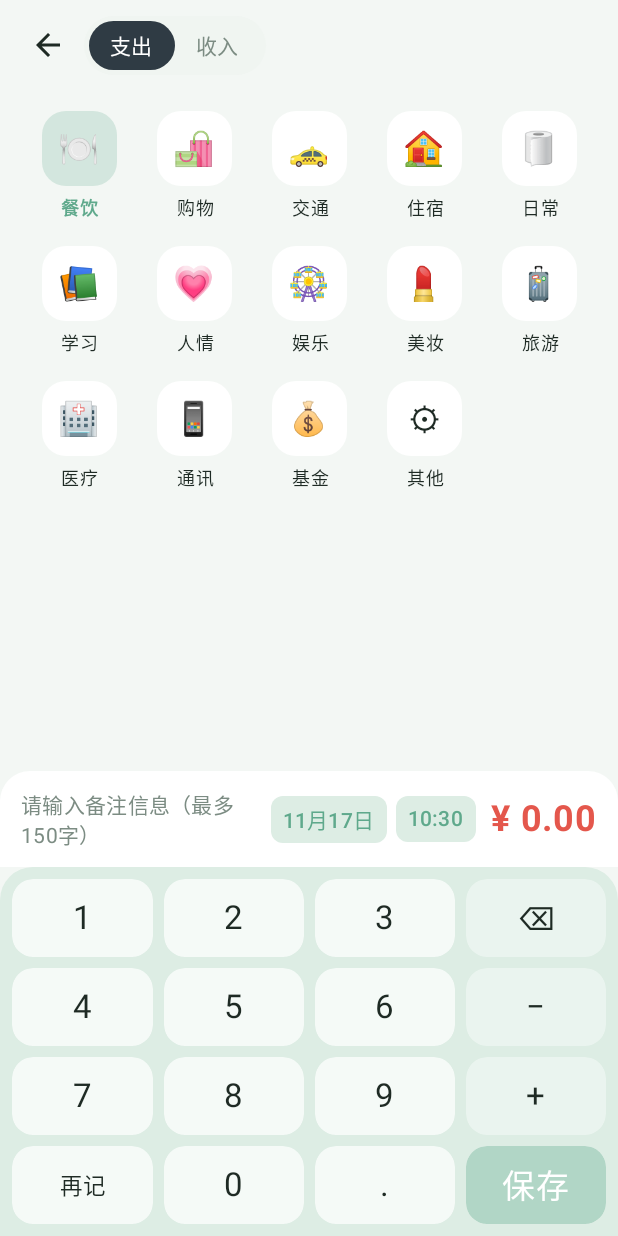
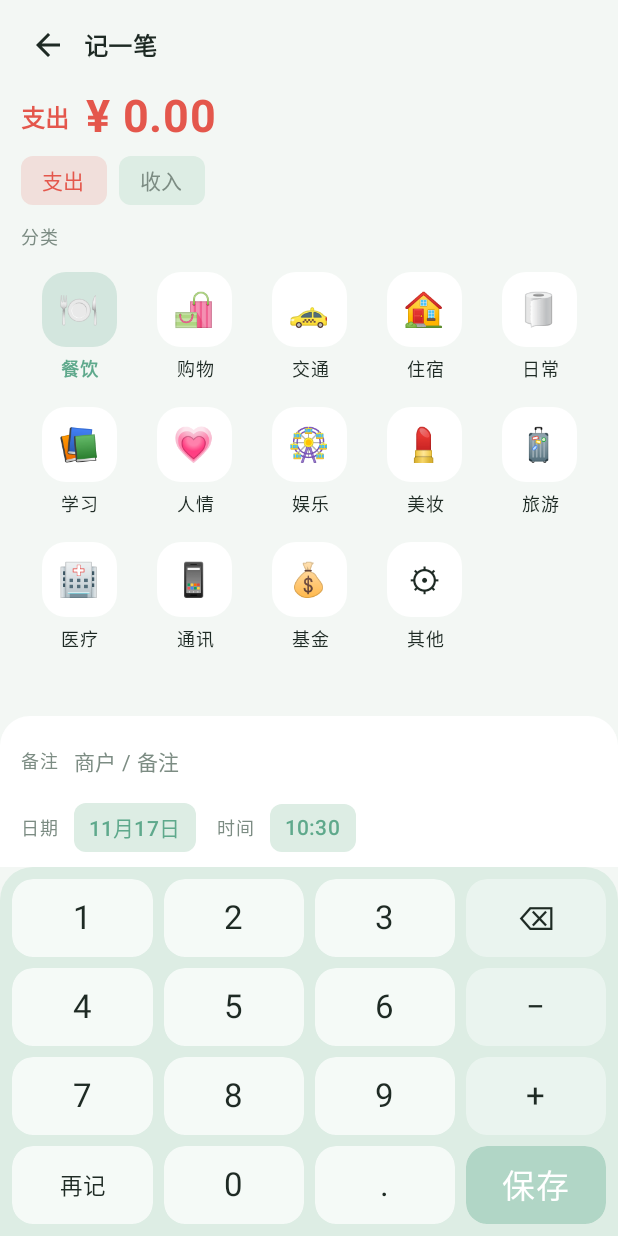
Before and after one commit to MoYu0117/AutoLedger--App, an Android app built with Jetpack Compose: the screen it shows after launch (MainActivity), after a tap on "记一笔", on a phone screen of 412 x 824 dp. Run offline under Robolectric (Android 15) with nearby library versions, the phone set to English and light mode, and no system bars; our stand-ins replace Room's generated code.

Commit message:
v1.4.4：修复小组件报错、时间回退、编辑数据不更新；日历配色统一为绿底+选中淡黄

```diff
--- a/app/src/main/java/com/xtgxiso/autoledger/ui/EditScreen.kt
+++ b/app/src/main/java/com/xtgxiso/autoledger/ui/EditScreen.kt
@@ -62,6 +62,7 @@ import com.xtgxiso.autoledger.util.Dates
 import com.xtgxiso.autoledger.util.Money
 import java.time.Instant
 import java.time.LocalDate
+import java.time.LocalTime
 import java.time.ZoneId
 import java.time.ZoneOffset
 
@@ -69,7 +70,10 @@ import java.time.ZoneOffset
  * 记一笔 / 编辑一条。
  *
  * 布局照着常用记账 App 来：上方分类图标网格，底部自绘数字键盘（不弹系统输入法）。
- * 键盘上的「-」「+」是切换支出/收入，和主流记账 App 的手感一致。
+ * 键盘上的「-」「+」是切换支出/收入。
+ *
+ * 编辑模式（initial != null）正确回显：金额、分类、收支方向、商户/备注、日期时间。
+ * 保存时所有字段写回，账单列表实时刷新（Room Flow 自动推送）。
  */
 @OptIn(ExperimentalMaterial3Api::class)
 @Composable
@@ -79,11 +83,22 @@ fun EditScreen(
     onSave: (Transaction) -> Unit,
     onDelete: (Transaction) -> Unit,
 ) {
+    val editing = initial != null
+
+    // 金额：编辑时回显原金额
     var amount by remember {
         mutableStateOf(initial?.let { Money.centsToYuan(it.amountCents) }?.takeIf { it != "0.00" } ?: "")
     }
     var isExpense by remember { mutableStateOf(initial?.isExpense ?: true) }
-    var note by remember { mutableStateOf(initial?.note.orEmpty()) }
+    // 商户/备注：编辑时优先回显「备注」，没有备注才回显商户名，便于用户直接改
+    var payee by remember {
+        mutableStateOf(
+            when {
+                !initial?.note.isNullOrBlank() -> initial!!.note
+                else -> initial?.payee.orEmpty()
+            }
+        )
+    }
     var category by remember {
         mutableStateOf(initial?.category ?: Categories.expense.first())
     }
@@ -127,23 +142,25 @@ fun EditScreen(
         if (!valid) return
         // 不允许记未来账：时间超出当前时刻就压回到现在
         val safeTime = minOf(timeMillis, System.currentTimeMillis())
+        // 商户名 = 用户填的内容（空则回退分类名）；note 单独存用户备注
+        val payeeFinal = payee.trim().ifBlank { category }
         onSave(
             Transaction(
                 id = initial?.id ?: 0L,
                 amountCents = cents,
                 isExpense = isExpense,
-                payee = initial?.payee ?: note.ifBlank { category },
+                payee = payeeFinal,
                 category = category,
                 time = safeTime,
                 source = initial?.source ?: Transaction.SOURCE_MANUAL,
                 rawText = initial?.rawText.orEmpty(),
-                note = note,
+                note = if (editing) payee.trim() else "", // 编辑时把商户名也当备注展示在第二行
                 status = Transaction.CONFIRMED,
             )
         )
         if (keepOpen) {
             amount = ""
-            note = ""
+            payee = ""
         }
     }
 
@@ -152,7 +169,7 @@ fun EditScreen(
             .fillMaxSize()
             .background(PageBg)
     ) {
-        // ——— 顶部：只保留 支出 / 收入 ———
+        // ——— 顶部：返回 + 支出/收入切换 + 删除 ———
         Row(
             modifier = Modifier
                 .fillMaxWidth()
@@ -163,20 +180,52 @@ fun EditScreen(
             IconButton(onClick = onDismiss) {
                 Icon(Icons.Default.ArrowBack, contentDescription = "返回", tint = TextMain)
             }
-            SegmentedTabs(
-                options = listOf("支出", "收入"),
-                selected = if (isExpense) 0 else 1,
-                onSelect = { index ->
-                    isExpense = index == 0
-                    category = if (isExpense) Categories.expense.first() else Categories.income.first()
-                },
+            Text(
+                if (editing) "编辑账单" else "记一笔",
+                style = MaterialTheme.typography.titleMedium,
+                fontWeight = FontWeight.Bold,
+                color = TextMain,
+                modifier = Modifier.weight(1f),
             )
-            Spacer(Modifier.weight(1f))
-            if (initial != null) {
+            if (editing) {
                 IconButton(onClick = { showDeleteConfirm = true }) {
                     Icon(Icons.Default.Delete, contentDescription = "删除", tint = TextSub)
                 }
             }
+        }
+
+        // ——— 收支方向 + 金额（大标题区） ———
+        Column(
+            modifier = Modifier
+                .fillMaxWidth()
+                .padding(horizontal = 14.dp),
+        ) {
+            Row(verticalAlignment = Alignment.CenterVertically) {
+                Text(
+                    if (isExpense) "支出" else "收入",
+                    style = MaterialTheme.typography.titleMedium,
+                    fontWeight = FontWeight.SemiBold,
+                    color = accent,
+                )
+                Spacer(Modifier.width(10.dp))
+                Text(
+                    "¥ " + if (amount.isEmpty()) "0.00" else amount,
+                    fontSize = 30.sp,
+                    fontWeight = FontWeight.Bold,
+                    color = accent,
+                )
+            }
+            Spacer(Modifier.height(8.dp))
+
+            // 收支方向切换
+            Row(
+                modifier = Modifier.fillMaxWidth(),
+                horizontalArrangement = Arrangement.spacedBy(8.dp),
+            ) {
+                DirectionChip("支出", isExpense, ExpenseColor) { isExpense = true }
+                DirectionChip("收入", !isExpense, IncomeColor) { isExpense = false }
+            }
+            Spacer(Modifier.height(12.dp))
         }
 
         // ——— 分类网格 ———
@@ -186,6 +235,11 @@ fun EditScreen(
                 .verticalScroll(rememberScrollState())
                 .padding(horizontal = 14.dp),
         ) {
+            Text(
+                "分类",
+                style = MaterialTheme.typography.labelMedium,
+                color = TextSub,
+            )
             Spacer(Modifier.height(6.dp))
             categories.chunked(5).forEach { rowItems ->
                 Row(
@@ -208,31 +262,37 @@ fun EditScreen(
             Spacer(Modifier.height(10.dp))
         }
 
-        // ——— 备注 + 日期 + 金额 ———
+        // ——— 商户/备注 + 日期 + 时间 ———
         Surface(
             color = Color.White,
             shape = RoundedCornerShape(topStart = 20.dp, topEnd = 20.dp),
             modifier = Modifier.fillMaxWidth(),
         ) {
             Column(Modifier.padding(horizontal = 14.dp, vertical = 10.dp)) {
+                // 商户/备注输入
                 Row(verticalAlignment = Alignment.CenterVertically) {
+                    Text(
+                        "备注",
+                        style = MaterialTheme.typography.labelMedium,
+                        color = TextSub,
+                    )
+                    Spacer(Modifier.width(10.dp))
                     Box(
                         Modifier
                             .weight(1f)
-                            .height(44.dp),
+                            .height(40.dp),
                         contentAlignment = Alignment.CenterStart,
                     ) {
-                        if (note.isEmpty()) {
+                        if (payee.isEmpty()) {
                             Text(
-                                initial?.payee?.takeIf { it.isNotBlank() && it != "未识别商户" }
-                                    ?: "请输入备注信息（最多150字）",
+                                "商户 / 备注",
                                 style = MaterialTheme.typography.bodyMedium,
                                 color = TextSub,
                             )
                         }
                         BasicTextField(
-                            value = note,
-                            onValueChange = { if (it.length <= 150) note = it },
+                            value = payee,
+                            onValueChange = { if (it.length <= 50) payee = it },
                             textStyle = TextStyle(
                                 color = TextMain,
                                 fontSize = 15.sp,
@@ -241,7 +301,17 @@ fun EditScreen(
                             modifier = Modifier.fillMaxWidth(),
                         )
                     }
-                    Spacer(Modifier.width(8.dp))
+                }
+                Spacer(Modifier.height(8.dp))
+
+                // 日期 + 时间
+                Row(verticalAlignment = Alignment.CenterVertically) {
+                    Text(
+                        "日期",
+                        style = MaterialTheme.typography.labelMedium,
+                        color = TextSub,
+                    )
+                    Spacer(Modifier.width(10.dp))
                     Surface(
                         color = MintSoft,
                         shape = RoundedCornerShape(8.dp),
@@ -251,10 +321,16 @@ fun EditScreen(
                             Dates.monthDay(timeMillis),
                             style = MaterialTheme.typography.labelLarge,
                             color = Mint,
-                            modifier = Modifier.padding(horizontal = 8.dp, vertical = 5.dp),
+                            modifier = Modifier.padding(horizontal = 10.dp, vertical = 6.dp),
                         )
                     }
-                    Spacer(Modifier.width(6.dp))
+                    Spacer(Modifier.width(14.dp))
+                    Text(
+                        "时间",
+                        style = MaterialTheme.typography.labelMedium,
+                        color = TextSub,
+                    )
+                    Spacer(Modifier.width(10.dp))
                     Surface(
                         color = MintSoft,
                         shape = RoundedCornerShape(8.dp),
@@ -264,16 +340,9 @@ fun EditScreen(
                             Dates.hm(timeMillis),
                             style = MaterialTheme.typography.labelLarge,
                             color = Mint,
-                            modifier = Modifier.padding(horizontal = 8.dp, vertical = 5.dp),
+                            modifier = Modifier.padding(horizontal = 10.dp, vertical = 6.dp),
                         )
                     }
-                    Spacer(Modifier.width(10.dp))
-                    Text(
-                        "¥ " + if (amount.isEmpty()) "0.00" else amount,
-                        fontSize = 24.sp,
-                        fontWeight = FontWeight.Bold,
-                        color = accent,
-                    )
                 }
             }
         }
@@ -313,7 +382,7 @@ fun EditScreen(
                     Key("0", Modifier.weight(1f)) { pressKey("0") }
                     Key(".", Modifier.weight(1f)) { pressKey(".") }
                     Key(
-                        "保存",
+                        if (editing) "保存" else "保存",
                         Modifier.weight(1f),
                         primary = true,
                         enabled = valid,
@@ -398,7 +467,7 @@ fun EditScreen(
         )
     }
 
-    if (showDeleteConfirm && initial != null) {
+    if (showDeleteConfirm && editing) {
         androidx.compose.material3.AlertDialog(
             onDismissRequest = { showDeleteConfirm = false },
             title = { Text("删除这条记录？") },
@@ -406,7 +475,7 @@ fun EditScreen(
             confirmButton = {
                 TextButton(onClick = {
                     showDeleteConfirm = false
-                    onDelete(initial)
+                    onDelete(initial!!)
                 }) { Text("删除", color = ExpenseColor) }
             },
             dismissButton = { TextButton(onClick = { showDeleteConfirm = false }) { Text("取消") } },
@@ -456,6 +525,22 @@ private fun CategoryCell(
 }
 
 @Composable
+private fun DirectionChip(label: String, selected: Boolean, color: Color, onClick: () -> Unit) {
+    Surface(
+        color = if (selected) color.copy(alpha = 0.15f) else MintSoft,
+        shape = RoundedCornerShape(8.dp),
+        modifier = Modifier.clickable(onClick = onClick),
+    ) {
+        Text(
+            label,
+            style = MaterialTheme.typography.labelLarge,
+            color = if (selected) color else TextSub,
+            modifier = Modifier.padding(horizontal = 14.dp, vertical = 6.dp),
+        )
+    }
+}
+
+@Composable
 private fun KeyRow(content: @Composable androidx.compose.foundation.layout.RowScope.() -> Unit) {
     Row(
         modifier = Modifier.fillMaxWidth(),
--- a/app/src/main/res/layout/widget_ledger.xml
+++ b/app/src/main/res/layout/widget_ledger.xml
@@ -43,7 +43,7 @@
             android:textSize="24sp"
             android:textStyle="bold" />
 
-        <Space
+        <View
             android:layout_width="match_parent"
             android:layout_height="0dp"
             android:layout_weight="1" />
```
Also changed, not shown: app/build.gradle.kts (+4 -4 lines), app/src/main/java/com/xtgxiso/autoledger/ui/Pickers.kt (+25 -18 lines), app/src/main/java/com/xtgxiso/autoledger/ui/StatsScreen.kt (+10 -8 lines), 2 other files.
